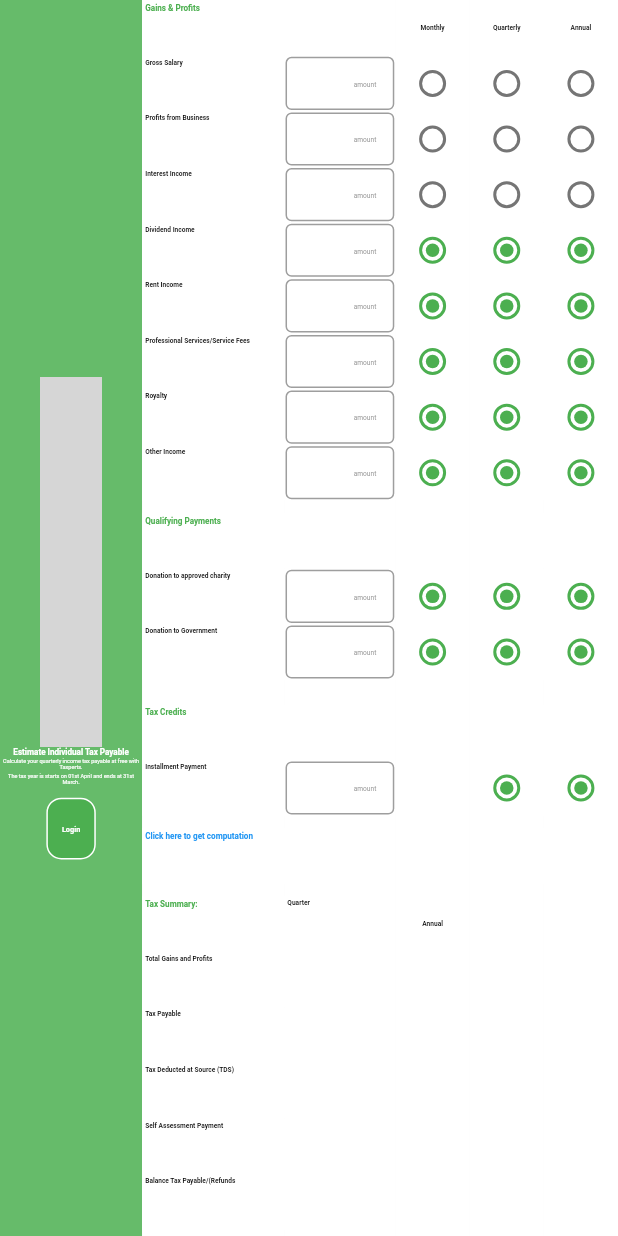
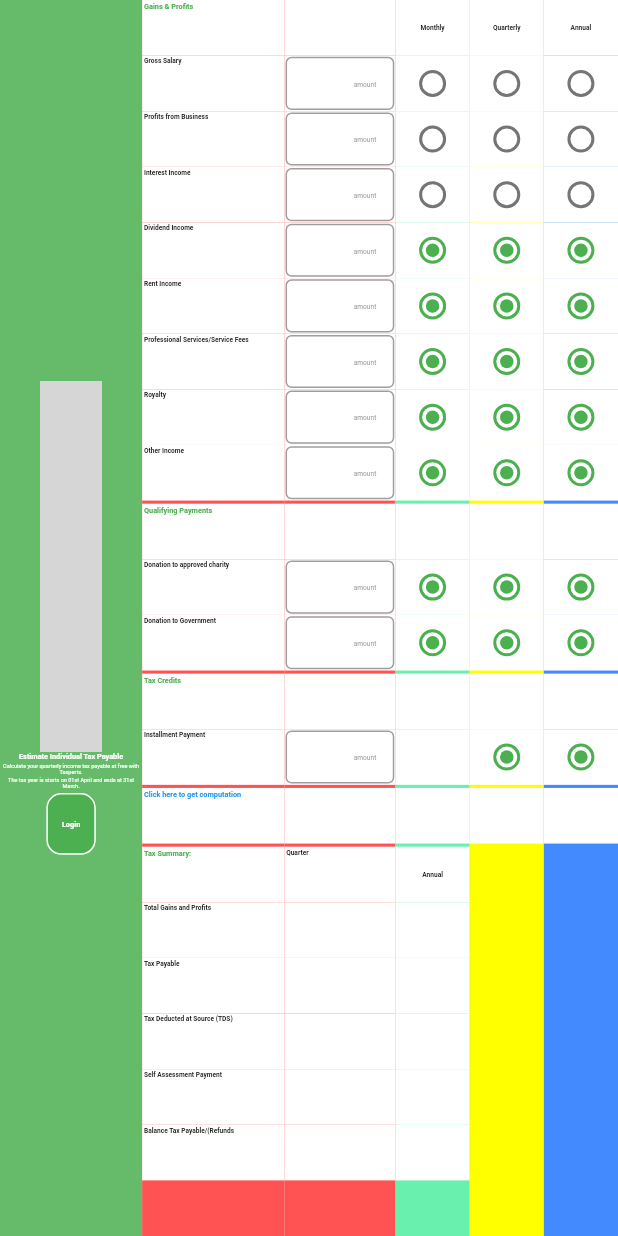
Before and after one commit to CBS-Developments/Taxpert-App-UI, a Flutter app: the DesktopScaffold screen opened directly, on a phone screen of 412 x 824 dp. Run offline on Flutter 3.47's test engine with Material 2 defaults, Android fonts, the phone set to English and light mode, and no system bars; missing offline and left inert: pattern_formatter; grey boxes are pictures that could not be loaded.

Commit message:
Sizes Update

```diff
--- a/taxpert_app_ui/lib/methods/sizes.dart
+++ b/taxpert_app_ui/lib/methods/sizes.dart
@@ -17,8 +17,13 @@ double GContainerWidth(BuildContext context){
   return (MediaQuery.of(context).size.width)*0.23;
 }
 
+double underContainerWidth(BuildContext context){
+  return (MediaQuery.of(context).size.width)*0.77;
+}
+
+
 double getFontLarge(BuildContext context) {
-  return (getPageWidth(context) * 0.004) * (getPageHeight(context) * 0.004);
+  return (getPageWidth(context) * 0.0038) * (getPageHeight(context) * 0.0038);
 }
 
 double getFontMe(BuildContext context) {
@@ -42,11 +47,11 @@ double buttonFont(BuildContext context) {
 }
 
 double MeSizeBoxHeight(BuildContext context){
-  return (MediaQuery.of(context).size.height)*0.01;
+  return (MediaQuery.of(context).size.height)*0.0025;
 }
 
 double LaSizeBoxHeight(BuildContext context){
-  return (MediaQuery.of(context).size.height)*0.02;
+  return (MediaQuery.of(context).size.height)*0.0025;
 }
 
 double ImageHeight(BuildContext context) {
@@ -66,7 +71,7 @@ double TextContWidth(BuildContext context) {
 }
 
 double TextContMargin(BuildContext context) {
-  return (getPageWidth(context) * 0.005) ;
+  return (getPageWidth(context) * 0.003) ;
 }
 
 double BlankHeight(BuildContext context) {
@@ -96,3 +101,9 @@ double secTextHeight(BuildContext context) {
 double secTextWidth(BuildContext context) {
   return (getPageWidth(context) * 0.12) ;
 }
+//
+// Container(
+// height: BlankHeight(context),
+// width: underContainerWidth(context),
+// color: Colors.brown,
+// ),
--- a/taxpert_app_ui/lib/responsive/desktop_body.dart
+++ b/taxpert_app_ui/lib/responsive/desktop_body.dart
@@ -181,7 +181,7 @@ class _DesktopScaffoldState extends State<DesktopScaffold> {
           // Left Menu End
 
           Container(
-            color: Colors.white,
+            color: Colors.redAccent,
             width: TextContWidth(context),
             child: Column(
               children: [
@@ -287,10 +287,11 @@ class _DesktopScaffoldState extends State<DesktopScaffold> {
               ],
             ),
           ),
+
           //2nd Row End
 
           Container(
-            color: Colors.white,
+            color: Colors.redAccent,
             width: textFContWidth(context),
             child: Column(
               children: [
@@ -385,7 +386,7 @@ class _DesktopScaffoldState extends State<DesktopScaffold> {
           //Monthly Row Start
           Container(
             width: buttonContWidth(context),
-            color: Colors.white,
+            color: Colors.greenAccent,
             child: Column(
               children: [
                 SecTextFeildContainer(
@@ -487,7 +488,7 @@ class _DesktopScaffoldState extends State<DesktopScaffold> {
           //Quarterly Row Start
           Container(
             width: buttonContWidth(context),
-            color: Colors.white,
+            color: Colors.yellowAccent,
             child: Column(
               children: [
                 SecTextFeildContainer(
@@ -563,7 +564,7 @@ class _DesktopScaffoldState extends State<DesktopScaffold> {
           //Annual Row Start
           Container(
             width: buttonContWidth(context),
-            color: Colors.white,
+            color: Colors.blueAccent,
             child: Column(
               children: [
                 SecTextFeildContainer(
```
